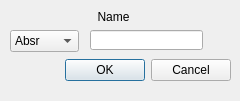
Old version of the form ui/Designe/DeleteDbDesigner.ui in the repository TopolD/Metal_Calculate.
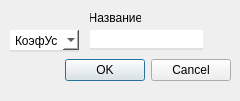
New version of the form.

```diff
--- a/ui/Designe/DeleteDbDesigner.ui
+++ b/ui/Designe/DeleteDbDesigner.ui
@@ -38,9 +38,16 @@
      <height>22</height>
     </rect>
    </property>
+   <property name="styleSheet">
+    <string notr="true">background-color: rgb(255, 255, 255);
+
+border: none;
+border-bottom: 2px solid #E0E0E0;
+</string>
+   </property>
    <item>
     <property name="text">
-     <string>Absr</string>
+     <string>КоэфУсв</string>
     </property>
    </item>
    <item>
@@ -73,18 +80,25 @@
      <height>20</height>
     </rect>
    </property>
+   <property name="styleSheet">
+    <string notr="true">background-color: rgb(255, 255, 255);
+
+border: none;
+border-bottom: 2px solid #E0E0E0;
+</string>
+   </property>
   </widget>
   <widget class="QLabel" name="label_delete">
    <property name="geometry">
     <rect>
      <x>90</x>
      <y>10</y>
-     <width>47</width>
-     <height>13</height>
+     <width>51</width>
+     <height>16</height>
     </rect>
    </property>
    <property name="text">
-    <string>Name</string>
+    <string>Название</string>
    </property>
    <property name="alignment">
     <set>Qt::AlignCenter</set>
```
Left out of the diff: 11 changed lines with no effect on the pictures.
